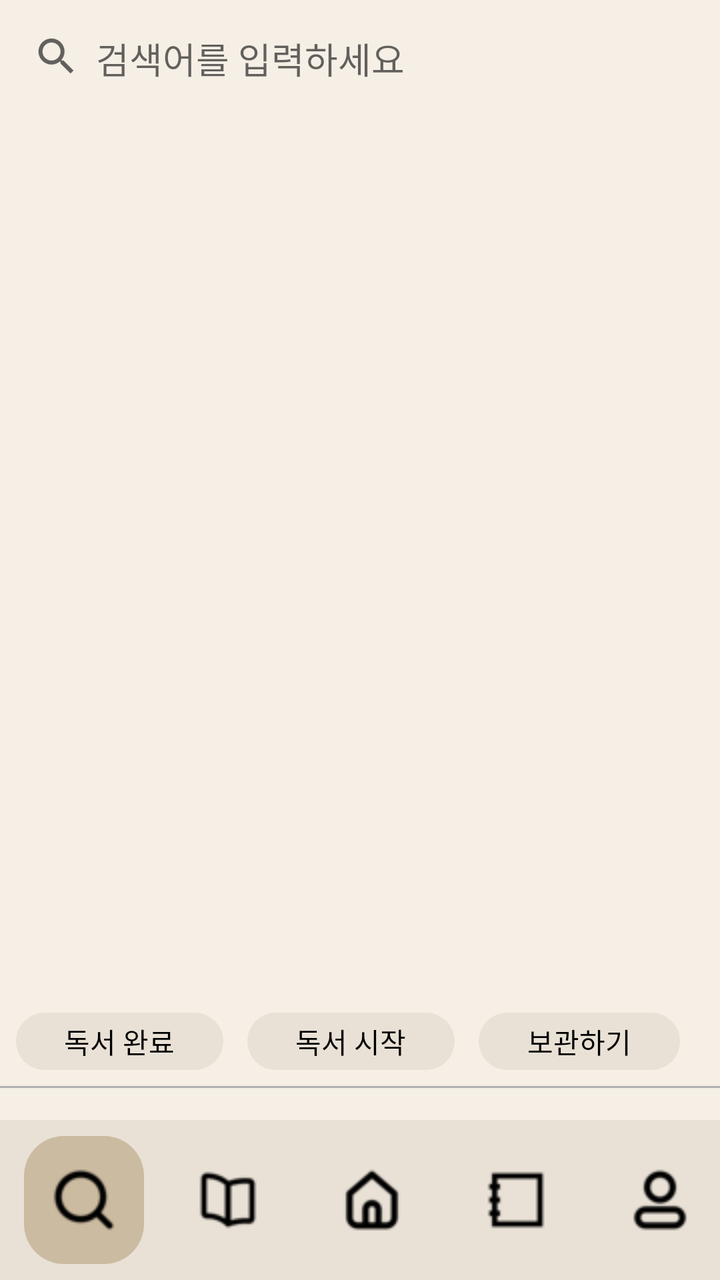
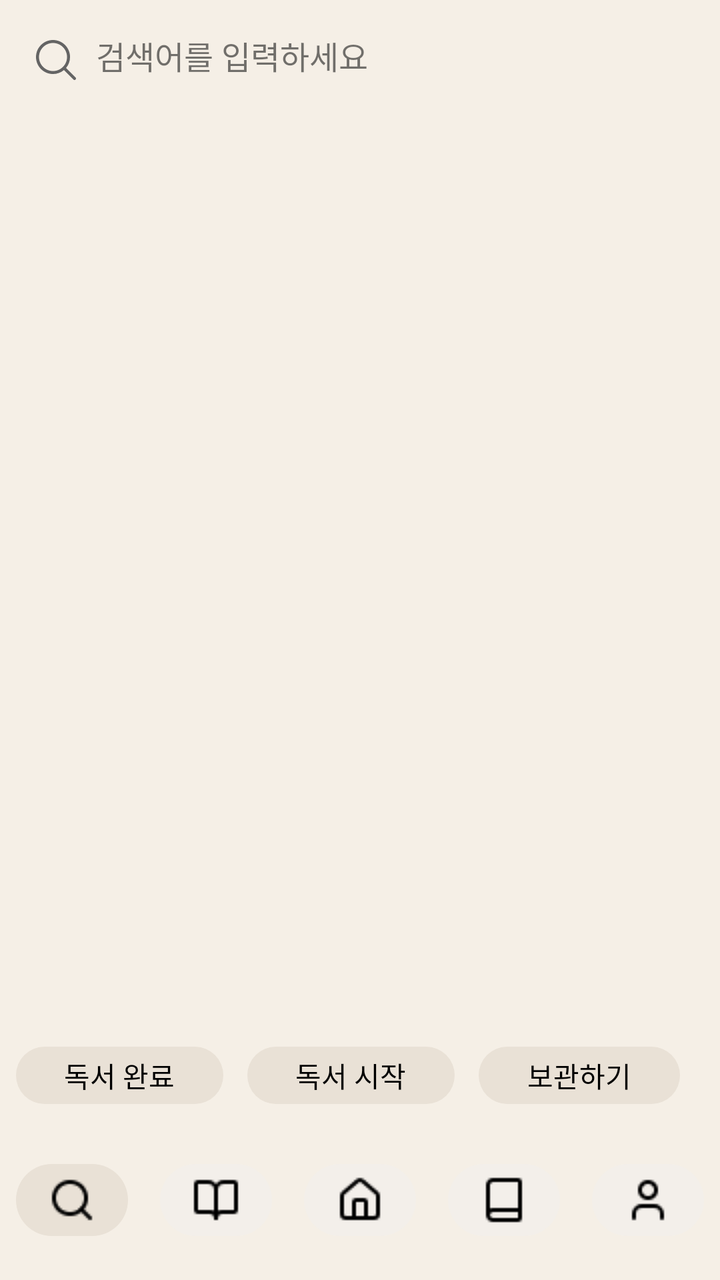

An Android layout rendered at two revisions. The XML below is the earlier revision; the diff shows what the commit changed to produce the second picture.
<!-- AndroidManifest.xml: application theme Theme.RememberBooks -->
<!-- res/layout/activity_search_book.xml -->
<?xml version="1.0" encoding="utf-8"?>
<androidx.constraintlayout.widget.ConstraintLayout
    xmlns:android="http://schemas.android.com/apk/res/android"
    xmlns:app="http://schemas.android.com/apk/res-auto"
    xmlns:tools="http://schemas.android.com/tools"
    android:layout_width="match_parent"
    android:layout_height="match_parent"
    android:background="#F5EFE6">

    
    <LinearLayout
        android:id="@+id/searchBar"
        android:layout_width="0dp"
        android:layout_height="wrap_content"
        android:padding="16dp"
        android:orientation="horizontal"
        app:layout_constraintTop_toTopOf="parent"
        app:layout_constraintStart_toStartOf="parent"
        app:layout_constraintEnd_toEndOf="parent">

        <ImageView
            android:layout_width="24dp"
            android:layout_height="24dp"
            android:src="?android:attr/actionModeWebSearchDrawable"/>

        <EditText
            android:id="@+id/etSearch"
            android:layout_width="0dp"
            android:layout_height="wrap_content"
            android:layout_marginStart="8dp"
            android:layout_weight="1"
            android:hint="검색어를 입력하세요"
            android:background="@android:color/transparent"/>
    </LinearLayout>


    <androidx.recyclerview.widget.RecyclerView
        android:id="@+id/rv_search"
        android:layout_width="match_parent"
        android:layout_height="0dp"
        android:background="#F5EFE6"
        app:layout_constraintBottom_toTopOf="@+id/linearLayout"
        app:layout_constraintTop_toBottomOf="@+id/searchBar" />

    <LinearLayout
                android:id="@+id/linearLayout"
                android:layout_width="match_parent"
                android:layout_height="wrap_content"
                android:gravity="center"
                android:orientation="horizontal"
                android:padding="8dp"
                app:layout_constraintBottom_toTopOf="@+id/divider2"
                app:layout_constraintEnd_toEndOf="parent"
                app:layout_constraintStart_toStartOf="parent">

                <TextView
                    android:id="@+id/read_done_btn"
                    android:layout_width="wrap_content"
                    android:layout_height="wrap_content"
                    android:layout_marginEnd="12dp"
                    android:layout_weight="0.3"
                    android:background="@drawable/bg_radius_12"
                    android:gravity="center"
                    android:paddingHorizontal="12dp"
                    android:paddingVertical="4dp"
                    android:src="@drawable/bg_under_btn_bar"
                    android:text="독서 완료"
                    android:textColor="@color/black" />

                <TextView
                    android:id="@+id/read_start_btn"
                    android:layout_width="wrap_content"
                    android:layout_height="wrap_content"
                    android:layout_marginEnd="12dp"
                    android:layout_weight="0.3"
                    android:background="@drawable/bg_radius_12"
                    android:gravity="center"
                    android:paddingHorizontal="12dp"
                    android:paddingVertical="4dp"
                    android:src="@drawable/bg_under_btn_bar"
                    android:text="독서 시작"
                    android:textColor="@color/black" />

                <TextView
                    android:id="@+id/store_btn"
                    android:layout_width="wrap_content"
                    android:layout_height="wrap_content"
                    android:layout_marginEnd="12dp"
                    android:layout_weight="0.3"
                    android:background="@drawable/bg_radius_12"
                    android:gravity="center"
                    android:paddingHorizontal="12dp"
                    android:paddingVertical="4dp"
                    android:src="@drawable/bg_under_btn_bar"
                    android:text="보관하기"
                    android:textColor="@color/black" />


            </LinearLayout>


            
    <View
        android:id="@+id/divider2"
        android:layout_width="0dp"
        android:layout_height="1dp"
        android:layout_marginVertical="16dp"
        android:background="#B0B0B0"
        app:layout_constraintBottom_toTopOf="@+id/layout_bottom_menu"
        app:layout_constraintEnd_toEndOf="parent"
        app:layout_constraintStart_toStartOf="parent" />

    
    <LinearLayout
        android:id="@+id/layout_bottom_menu"
        android:layout_width="match_parent"
        android:layout_height="80dp"
        android:orientation="horizontal"
        android:gravity="center"
        android:background="#E9E1D6"
        app:layout_constraintBottom_toBottomOf="parent"
        app:layout_constraintStart_toStartOf="parent"
        app:layout_constraintEnd_toEndOf="parent">

        <ImageButton
            android:id="@+id/btn_menu_search"
            style="@style/BottomMenuButton"
            android:src="@drawable/search_32px"
            android:background="@drawable/bg_under_btn_bar"
            android:backgroundTint="#CBBBA0"/>

        <ImageButton
            android:id="@+id/btn_menu_library"
            style="@style/BottomMenuButton"
            android:src="@drawable/book_32px"
            android:background="@drawable/bg_under_btn_bar"
            android:backgroundTint="#E9E1D6" />

        <ImageButton
            android:id="@+id/btn_menu_home"
            style="@style/BottomMenuButton"
            android:src="@drawable/home_32px"
            android:background="@drawable/bg_under_btn_bar"
            android:backgroundTint="#E9E1D6" />

        <ImageButton
            android:id="@+id/btn_menu_record"
            style="@style/BottomMenuButton"
            android:src="@drawable/note_32px"
            android:background="@drawable/bg_under_btn_bar"
            android:backgroundTint="#E9E1D6"/>

        <ImageButton
            android:id="@+id/btn_menu_mypage"
            style="@style/BottomMenuButton"
            android:src="@drawable/profile_32px"
            android:background="@drawable/bg_under_btn_bar"
            android:backgroundTint="#E9E1D6"/>

    </LinearLayout>

</androidx.constraintlayout.widget.ConstraintLayout>
<!-- resources referenced by this layout -->
<resources>
  <color name="black">#FF000000</color>
  <!-- drawable bg_radius_12 (drawable) -->
  <?xml version="1.0" encoding="utf-8"?>
  <shape xmlns:android="http://schemas.android.com/apk/res/android">
      <solid android:color="#E9E1D6"/>
      <corners android:radius="20dp"/>
  </shape>
  <!-- drawable bg_under_btn_bar (drawable) -->
  <?xml version="1.0" encoding="utf-8"?>
  <ripple xmlns:android="http://schemas.android.com/apk/res/android"
      android:color="#44FFFFFF"> <item android:id="@android:id/mask">
      <shape>
          <solid android:color="#FFFFFF" />
          <corners android:radius="20dp" />
      </shape>
  </item>
  
      <item>
          <shape>
              <solid android:color="#F3EFEA"/>
              <corners android:radius="20dp"/>
          </shape>
      </item>
  
  </ripple>
  <!-- drawable book_32px: png bitmap (drawable, 821 bytes) -->
  <!-- drawable home_32px: png bitmap (drawable, 884 bytes) -->
  <!-- drawable note_32px: png bitmap (drawable, 693 bytes) -->
  <!-- drawable profile_32px: png bitmap (drawable, 909 bytes) -->
  <!-- drawable search_32px: png bitmap (drawable, 933 bytes) -->
  <style name="BottomMenuButton">
          <item name="android:layout_width">0dp</item>
          <item name="android:layout_height">64dp</item>
          <item name="android:layout_weight">1</item>
          <item name="android:layout_marginStart">12dp</item>
      </style>
  <style name="Theme.RememberBooks" parent="Theme.AppCompat.Light.NoActionBar" />
</resources>

<!-- the commit's change to res/layout/activity_search_book.xml (unified diff, before → after) -->
@@ -19,18 +19,21 @@
         app:layout_constraintEnd_toEndOf="parent">
 
         <ImageView
+            android:id="@+id/search_btn"
             android:layout_width="24dp"
             android:layout_height="24dp"
-            android:src="?android:attr/actionModeWebSearchDrawable"/>
+            android:layout_marginTop="2dp"
+            android:backgroundTint="#646464"
+            android:background="@drawable/search_v2" />
 
-        <EditText
-            android:id="@+id/etSearch"
+        <TextView
+            android:id="@+id/tvSearch"
             android:layout_width="0dp"
             android:layout_height="wrap_content"
             android:layout_marginStart="8dp"
             android:layout_weight="1"
-            android:hint="검색어를 입력하세요"
-            android:background="@android:color/transparent"/>
+            android:textSize="16sp"
+            android:text="검색어를 입력하세요" />
     </LinearLayout>
 
 
@@ -49,7 +52,7 @@
                 android:gravity="center"
                 android:orientation="horizontal"
                 android:padding="8dp"
-                app:layout_constraintBottom_toTopOf="@+id/divider2"
+                app:layout_constraintBottom_toTopOf="@+id/layout_bottom_menu"
                 app:layout_constraintEnd_toEndOf="parent"
                 app:layout_constraintStart_toStartOf="parent">
 
@@ -59,11 +62,11 @@
                     android:layout_height="wrap_content"
                     android:layout_marginEnd="12dp"
                     android:layout_weight="0.3"
+                    android:src="@drawable/bg_tab_selected"
                     android:background="@drawable/bg_radius_12"
                     android:gravity="center"
                     android:paddingHorizontal="12dp"
                     android:paddingVertical="4dp"
-                    android:src="@drawable/bg_under_btn_bar"
                     android:text="독서 완료"
                     android:textColor="@color/black" />
 
@@ -73,11 +76,11 @@
                     android:layout_height="wrap_content"
                     android:layout_marginEnd="12dp"
                     android:layout_weight="0.3"
+                    android:src="@drawable/bg_tab_selected"
                     android:background="@drawable/bg_radius_12"
                     android:gravity="center"
                     android:paddingHorizontal="12dp"
                     android:paddingVertical="4dp"
-                    android:src="@drawable/bg_under_btn_bar"
                     android:text="독서 시작"
                     android:textColor="@color/black" />
 
@@ -87,28 +90,16 @@
                     android:layout_height="wrap_content"
                     android:layout_marginEnd="12dp"
                     android:layout_weight="0.3"
+                    android:src="@drawable/bg_tab_selected"
                     android:background="@drawable/bg_radius_12"
                     android:gravity="center"
                     android:paddingHorizontal="12dp"
                     android:paddingVertical="4dp"
-                    android:src="@drawable/bg_under_btn_bar"
                     android:text="보관하기"
                     android:textColor="@color/black" />
 
 
             </LinearLayout>
-
-
-            
-    <View
-        android:id="@+id/divider2"
-        android:layout_width="0dp"
-        android:layout_height="1dp"
-        android:layout_marginVertical="16dp"
-        android:background="#B0B0B0"
-        app:layout_constraintBottom_toTopOf="@+id/layout_bottom_menu"
-        app:layout_constraintEnd_toEndOf="parent"
-        app:layout_constraintStart_toStartOf="parent" />
 
     
     <LinearLayout
@@ -117,7 +108,7 @@
         android:layout_height="80dp"
         android:orientation="horizontal"
         android:gravity="center"
-        android:background="#E9E1D6"
+        android:background="#F5EFE6"
         app:layout_constraintBottom_toBottomOf="parent"
         app:layout_constraintStart_toStartOf="parent"
         app:layout_constraintEnd_toEndOf="parent">
@@ -125,38 +116,50 @@
         <ImageButton
             android:id="@+id/btn_menu_search"
             style="@style/BottomMenuButton"
-            android:src="@drawable/search_32px"
+            android:src="@drawable/search"
             android:background="@drawable/bg_under_btn_bar"
-            android:backgroundTint="#CBBBA0"/>
+            android:backgroundTint="#E9E1D6"/>
 
         <ImageButton
             android:id="@+id/btn_menu_library"
             style="@style/BottomMenuButton"
-            android:src="@drawable/book_32px"
-            android:background="@drawable/bg_under_btn_bar"
-            android:backgroundTint="#E9E1D6" />
+            android:src="@drawable/book_open"
+            android:background="@drawable/bg_under_btn_bar" />
 
         <ImageButton
             android:id="@+id/btn_menu_home"
             style="@style/BottomMenuButton"
-            android:src="@drawable/home_32px"
-            android:background="@drawable/bg_under_btn_bar"
-            android:backgroundTint="#E9E1D6" />
+            android:src="@drawable/house"
+            android:background="@drawable/bg_under_btn_bar" />
 
         <ImageButton
             android:id="@+id/btn_menu_record"
             style="@style/BottomMenuButton"
-            android:src="@drawable/note_32px"
-            android:background="@drawable/bg_under_btn_bar"
-            android:backgroundTint="#E9E1D6"/>
+            android:src="@drawable/book"
+            android:background="@drawable/bg_under_btn_bar" />
 
         <ImageButton
             android:id="@+id/btn_menu_mypage"
             style="@style/BottomMenuButton"
-            android:src="@drawable/profile_32px"
-            android:background="@drawable/bg_under_btn_bar"
-            android:backgroundTint="#E9E1D6"/>
-
+            android:src="@drawable/user"
+            android:background="@drawable/bg_under_btn_bar" />
     </LinearLayout>
 
+    <FrameLayout
+        android:id="@+id/layout_loading"
+        android:layout_width="match_parent"
+        android:layout_height="match_parent"
+        android:background="#4D000000"
+        android:clickable="true"
+        android:focusable="true"
+        android:visibility="gone">
+
+        <ProgressBar
+            android:layout_width="wrap_content"
+            android:layout_height="wrap_content"
+            android:layout_gravity="center"
+            android:indeterminateTint="#CBBBA0" />
+
+    </FrameLayout>
+
 </androidx.constraintlayout.widget.ConstraintLayout>
<!-- resource entries referenced after the edit -->
@@ -7,6 +7,21 @@
       <solid android:color="#E9E1D6"/>
       <corners android:radius="20dp"/>
   </shape>
+  <!-- drawable bg_tab_selected (drawable) -->
+  <?xml version="1.0" encoding="utf-8"?>
+  <ripple xmlns:android="http://schemas.android.com/apk/res/android"
+      android:color="#88FFFFFF"> <item android:id="@android:id/mask">
+      <shape>
+          <solid android:color="#FFFFFF" /> <corners android:radius="16dp" />
+      </shape>
+  </item>
+  
+      <item>
+          <shape>
+              <solid android:color="#CBBBA0" /> <corners android:radius="16dp" />
+          </shape>
+      </item>
+  </ripple>
   <!-- drawable bg_under_btn_bar (drawable) -->
   <?xml version="1.0" encoding="utf-8"?>
   <ripple xmlns:android="http://schemas.android.com/apk/res/android"
@@ -25,16 +40,28 @@
       </item>
   
   </ripple>
-  <!-- drawable book_32px: png bitmap (drawable, 821 bytes) -->
-  <!-- drawable home_32px: png bitmap (drawable, 884 bytes) -->
-  <!-- drawable note_32px: png bitmap (drawable, 693 bytes) -->
-  <!-- drawable profile_32px: png bitmap (drawable, 909 bytes) -->
-  <!-- drawable search_32px: png bitmap (drawable, 933 bytes) -->
+  <!-- drawable book: png bitmap (drawable, 290 bytes) -->
+  <!-- drawable book_open: png bitmap (drawable, 343 bytes) -->
+  <!-- drawable house: png bitmap (drawable, 488 bytes) -->
+  <!-- drawable search: png bitmap (drawable, 443 bytes) -->
+  <!-- drawable search_v2 (drawable) -->
+  <vector xmlns:android="http://schemas.android.com/apk/res/android"
+      android:width="24dp"
+      android:height="24dp"
+      android:viewportWidth="24"
+      android:viewportHeight="24">
+    <path
+        android:fillColor="#FF000000"
+        android:pathData="m15.97,17.031c-1.479,1.238 -3.384,1.985 -5.461,1.985 -4.697,0 -8.509,-3.812 -8.509,-8.508s3.812,-8.508 8.509,-8.508c4.695,0 8.508,3.812 8.508,8.508 0,2.078 -0.747,3.984 -1.985,5.461l4.749,4.75c0.146,0.146 0.219,0.338 0.219,0.531 0,0.587 -0.537,0.75 -0.75,0.75 -0.192,0 -0.384,-0.073 -0.531,-0.22zM10.509,3.501c-3.868,0 -7.007,3.14 -7.007,7.007s3.139,7.007 7.007,7.007c3.866,0 7.007,-3.14 7.007,-7.007s-3.141,-7.007 -7.007,-7.007z"
+        android:strokeLineJoin="round"
+        android:fillType="nonZero"/>
+  </vector>
+  <!-- drawable user: png bitmap (drawable, 379 bytes) -->
   <style name="BottomMenuButton">
           <item name="android:layout_width">0dp</item>
-          <item name="android:layout_height">64dp</item>
+          <item name="android:layout_height">36dp</item>
           <item name="android:layout_weight">1</item>
-          <item name="android:layout_marginStart">12dp</item>
+          <item name="android:layout_marginHorizontal">8dp</item>
       </style>
   <style name="Theme.RememberBooks" parent="Theme.AppCompat.Light.NoActionBar" />
 </resources>
